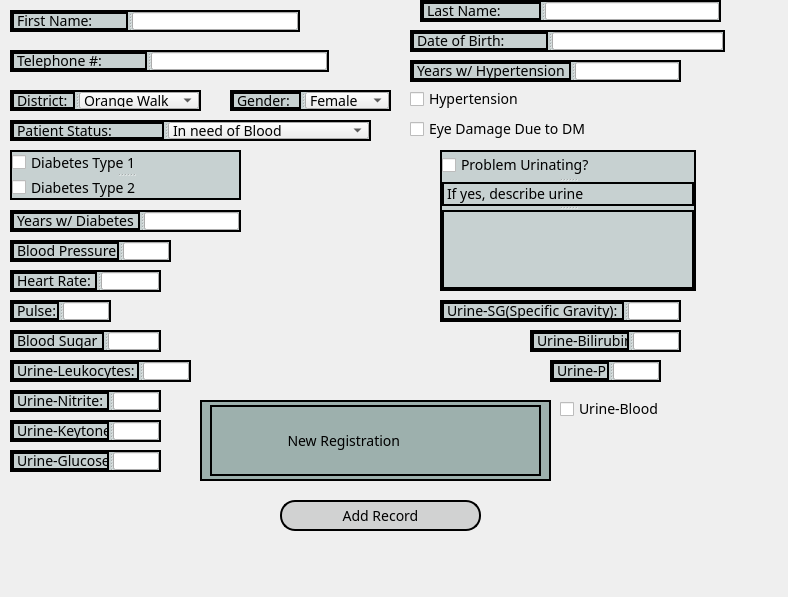
Before: the Qt Designer form NewRegistrationui.ui in Lurothero/KidneyAssociation, drawn with Qt 5.
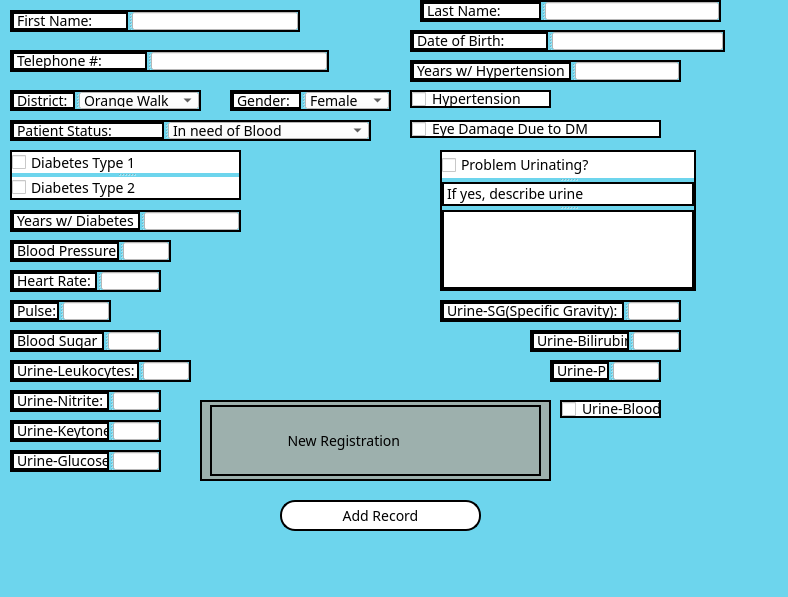
After: the same form once the commit is applied. Icons and pictures are not drawn.

Commit message: Changed color scheme

The edit to the form file:
```diff
--- a/NewRegistrationui.ui
+++ b/NewRegistrationui.ui
@@ -51,9 +51,7 @@
 }
 QWidget
 {
-   background-image: url(:/doctor.jpg);
-   background-attachment: fixed;
-   background-repeat: repeat;
+   background-color:   #6dd5ed;
 }</string>
   </property>
   <widget class="QSplitter" name="splitter">
@@ -69,11 +67,26 @@
     <enum>Qt::Horizontal</enum>
    </property>
    <widget class="QLabel" name="FNameLabel">
+    <property name="styleSheet">
+     <string notr="true">QLabel
+{
+    color: black;
+    background-color: white;
+}</string>
+    </property>
     <property name="text">
      <string>First Name:</string>
     </property>
    </widget>
-   <widget class="QLineEdit" name="FNameEdit"/>
+   <widget class="QLineEdit" name="FNameEdit">
+    <property name="styleSheet">
+     <string notr="true">QLineEdit
+{
+    color: black;
+    background-color: white;
+}</string>
+    </property>
+   </widget>
   </widget>
   <widget class="QSplitter" name="splitter_2">
    <property name="geometry">
@@ -88,11 +101,26 @@
     <enum>Qt::Horizontal</enum>
    </property>
    <widget class="QLabel" name="LNameLabel">
+    <property name="styleSheet">
+     <string notr="true">QLabel
+{
+    color: black;
+    background-color: white;
+}</string>
+    </property>
     <property name="text">
      <string>Last Name:</string>
     </property>
    </widget>
-   <widget class="QLineEdit" name="LNameEdit"/>
+   <widget class="QLineEdit" name="LNameEdit">
+    <property name="styleSheet">
+     <string notr="true">QLineEdit
+{
+    color: black;
+    background-color: white;
+}</string>
+    </property>
+   </widget>
   </widget>
   <widget class="QSplitter" name="splitter_3">
    <property name="geometry">
@@ -107,11 +135,26 @@
     <enum>Qt::Horizontal</enum>
    </property>
    <widget class="QLabel" name="label">
+    <property name="styleSheet">
+     <string notr="true">QLabel
+{
+    color: black;
+    background-color: white;
+}</string>
+    </property>
     <property name="text">
      <string>Telephone #:</string>
     </property>
    </widget>
-   <widget class="QLineEdit" name="lineEdit"/>
+   <widget class="QLineEdit" name="lineEdit">
+    <property name="styleSheet">
+     <string notr="true">QLineEdit
+{
+    color: black;
+    background-color: white;
+}</string>
+    </property>
+   </widget>
   </widget>
   <widget class="QSplitter" name="splitter_4">
    <property name="geometry">
@@ -126,11 +169,26 @@
     <enum>Qt::Horizontal</enum>
    </property>
    <widget class="QLabel" name="DOBLabel">
+    <property name="styleSheet">
+     <string notr="true">QLabel
+{
+    color: black;
+    background-color: white;
+}</string>
+    </property>
     <property name="text">
      <string>Date of Birth:</string>
     </property>
    </widget>
-   <widget class="QLineEdit" name="DOBEdit"/>
+   <widget class="QLineEdit" name="DOBEdit">
+    <property name="styleSheet">
+     <string notr="true">QLineEdit
+{
+    color: black;
+    background-color: white;
+}</string>
+    </property>
+   </widget>
   </widget>
   <widget class="QCheckBox" name="eyeDamageBox">
    <property name="geometry">
@@ -141,6 +199,14 @@
      <height>18</height>
     </rect>
    </property>
+   <property name="styleSheet">
+    <string notr="true">QCheckBox
+{
+    color: black;
+    background-color: white;
+    border: 2px solid black
+}</string>
+   </property>
    <property name="text">
     <string>Eye Damage Due to DM</string>
    </property>
@@ -154,6 +220,14 @@
      <height>18</height>
     </rect>
    </property>
+   <property name="styleSheet">
+    <string notr="true">QCheckBox
+{
+    color: black;
+    background-color: white;
+    border: 2px solid black
+}</string>
+   </property>
    <property name="text">
     <string>Hypertension</string>
    </property>
@@ -171,11 +245,26 @@
     <enum>Qt::Horizontal</enum>
    </property>
    <widget class="QLabel" name="label_5">
+    <property name="styleSheet">
+     <string notr="true">QLabel
+{
+    color: black;
+    background-color: white;
+}</string>
+    </property>
     <property name="text">
      <string>Pulse:</string>
     </property>
    </widget>
-   <widget class="QLineEdit" name="lineEdit_4"/>
+   <widget class="QLineEdit" name="lineEdit_4">
+    <property name="styleSheet">
+     <string notr="true">QLineEdit
+{
+    color: black;
+    background-color: white;
+}</string>
+    </property>
+   </widget>
   </widget>
   <widget class="QSplitter" name="splitter_15">
    <property name="geometry">
@@ -190,11 +279,26 @@
     <enum>Qt::Horizontal</enum>
    </property>
    <widget class="QLabel" name="label_6">
+    <property name="styleSheet">
+     <string notr="true">QLabel
+{
+    color: black;
+    background-color: white;
+}</string>
+    </property>
     <property name="text">
      <string>Blood Sugar</string>
     </property>
    </widget>
-   <widget class="QLineEdit" name="lineEdit_5"/>
+   <widget class="QLineEdit" name="lineEdit_5">
+    <property name="styleSheet">
+     <string notr="true">QLineEdit
+{
+    color: black;
+    background-color: white;
+}</string>
+    </property>
+   </widget>
   </widget>
   <widget class="QSplitter" name="splitter_16">
    <property name="geometry">
@@ -209,11 +313,26 @@
     <enum>Qt::Horizontal</enum>
    </property>
    <widget class="QLabel" name="label_7">
+    <property name="styleSheet">
+     <string notr="true">QLabel
+{
+    color: black;
+    background-color: white;
+}</string>
+    </property>
     <property name="text">
      <string>Urine-Leukocytes:</string>
     </property>
    </widget>
-   <widget class="QLineEdit" name="lineEdit_6"/>
+   <widget class="QLineEdit" name="lineEdit_6">
+    <property name="styleSheet">
+     <string notr="true">QLineEdit
+{
+    color: black;
+    background-color: white;
+}</string>
+    </property>
+   </widget>
   </widget>
   <widget class="QSplitter" name="splitter_17">
    <property name="geometry">
@@ -228,11 +347,26 @@
     <enum>Qt::Horizontal</enum>
    </property>
    <widget class="QLabel" name="label_8">
+    <property name="styleSheet">
+     <string notr="true">QLabel
+{
+    color: black;
+    background-color: white;
+}</string>
+    </property>
     <property name="text">
      <string>Urine-Nitrite:</string>
     </property>
    </widget>
-   <widget class="QLineEdit" name="lineEdit_7"/>
+   <widget class="QLineEdit" name="lineEdit_7">
+    <property name="styleSheet">
+     <string notr="true">QLineEdit
+{
+    color: black;
+    background-color: white;
+}</string>
+    </property>
+   </widget>
   </widget>
   <widget class="QSplitter" name="splitter_18">
    <property name="geometry">
@@ -247,11 +381,26 @@
     <enum>Qt::Horizontal</enum>
    </property>
    <widget class="QLabel" name="label_9">
+    <property name="styleSheet">
+     <string notr="true">QLabel
+{
+    color: black;
+    background-color: white;
+}</string>
+    </property>
     <property name="text">
      <string>Urine-SG(Specific Gravity):</string>
     </property>
    </widget>
-   <widget class="QLineEdit" name="lineEdit_8"/>
+   <widget class="QLineEdit" name="lineEdit_8">
+    <property name="styleSheet">
+     <string notr="true">QLineEdit
+{
+    color: black;
+    background-color: white;
+}</string>
+    </property>
+   </widget>
   </widget>
   <widget class="QSplitter" name="splitter_19">
    <property name="geometry">
@@ -266,11 +415,26 @@
     <enum>Qt::Horizontal</enum>
    </property>
    <widget class="QLabel" name="label_10">
+    <property name="styleSheet">
+     <string notr="true">QLabel
+{
+    color: black;
+    background-color: white;
+}</string>
+    </property>
     <property name="text">
      <string>Urine-Glucose:</string>
     </property>
    </widget>
-   <widget class="QLineEdit" name="lineEdit_9"/>
+   <widget class="QLineEdit" name="lineEdit_9">
+    <property name="styleSheet">
+     <string notr="true">QLineEdit
+{
+    color: black;
+    background-color: white;
+}</string>
+    </property>
+   </widget>
   </widget>
   <widget class="QSplitter" name="splitter_20">
    <property name="geometry">
@@ -285,11 +449,26 @@
     <enum>Qt::Horizontal</enum>
    </property>
    <widget class="QLabel" name="label_11">
+    <property name="styleSheet">
+     <string notr="true">QLabel
+{
+    color: black;
+    background-color: white;
+}</string>
+    </property>
     <property name="text">
      <string>Urine-Bilirubin</string>
     </property>
    </widget>
-   <widget class="QLineEdit" name="lineEdit_10"/>
+   <widget class="QLineEdit" name="lineEdit_10">
+    <property name="styleSheet">
+     <string notr="true">QLineEdit
+{
+    color: black;
+    background-color: white;
+}</string>
+    </property>
+   </widget>
   </widget>
   <widget class="QSplitter" name="splitter_21">
    <property name="geometry">
@@ -304,11 +483,26 @@
     <enum>Qt::Horizontal</enum>
    </property>
    <widget class="QLabel" name="label_12">
+    <property name="styleSheet">
+     <string notr="true">QLabel
+{
+    color: black;
+    background-color: white;
+}</string>
+    </property>
     <property name="text">
      <string>Urine-PH:</string>
     </property>
    </widget>
-   <widget class="QLineEdit" name="lineEdit_11"/>
+   <widget class="QLineEdit" name="lineEdit_11">
+    <property name="styleSheet">
+     <string notr="true">QLineEdit
+{
+    color: black;
+    background-color: white;
+}</string>
+    </property>
+   </widget>
   </widget>
   <widget class="QSplitter" name="splitter_22">
    <property name="geometry">
@@ -323,11 +517,26 @@
     <enum>Qt::Horizontal</enum>
    </property>
    <widget class="QLabel" name="label_13">
+    <property name="styleSheet">
+     <string notr="true">QLabel
+{
+    color: black;
+    background-color: white;
+}</string>
+    </property>
     <property name="text">
      <string>Urine-Keytones:</string>
     </property>
    </widget>
-   <widget class="QLineEdit" name="lineEdit_12"/>
+   <widget class="QLineEdit" name="lineEdit_12">
+    <property name="styleSheet">
+     <string notr="true">QLineEdit
+{
+    color: black;
+    background-color: white;
+}</string>
+    </property>
+   </widget>
   </widget>
   <widget class="QCheckBox" name="checkBox_3">
    <property name="geometry">
@@ -338,6 +547,14 @@
      <height>18</height>
     </rect>
    </property>
+   <property name="styleSheet">
+    <string notr="true">QCheckBox
+{
+    color: black;
+    background-color: white;
+    border: 2px solid black
+}</string>
+   </property>
    <property name="text">
     <string>Urine-Blood</string>
    </property>
@@ -351,6 +568,13 @@
      <height>31</height>
     </rect>
    </property>
+   <property name="styleSheet">
+    <string notr="true">QPushButton
+{
+    color: black;
+    background-color: white;
+}</string>
+   </property>
    <property name="text">
     <string>Add Record</string>
    </property>
@@ -403,11 +627,25 @@
     <enum>Qt::Horizontal</enum>
    </property>
    <widget class="QLabel" name="DistrictLabel">
+    <property name="styleSheet">
+     <string notr="true">QLabel
+{
+    color: black;
+    background-color: white;
+}</string>
+    </property>
     <property name="text">
      <string>District:</string>
     </property>
    </widget>
    <widget class="QComboBox" name="DistrictCombo">
+    <property name="styleSheet">
+     <string notr="true">QComboBox
+{
+    color: black;
+    background-color: white;
+}</string>
+    </property>
     <item>
      <property name="text">
       <string>Orange Walk</string>
@@ -458,11 +696,25 @@
     <enum>Qt::Horizontal</enum>
    </property>
    <widget class="QLabel" name="GenderLabel">
+    <property name="styleSheet">
+     <string notr="true">QLabel
+{
+    color: black;
+    background-color: white;
+}</string>
+    </property>
     <property name="text">
      <string>Gender:</string>
     </property>
    </widget>
    <widget class="QComboBox" name="GenderCombo">
+    <property name="styleSheet">
+     <string notr="true">QComboBox
+{
+    color: black;
+    background-color: white;
+}</string>
+    </property>
     <item>
      <property name="text">
       <string>Female</string>
@@ -488,11 +740,25 @@
     <enum>Qt::Horizontal</enum>
    </property>
    <widget class="QLabel" name="PatientLabel">
+    <property name="styleSheet">
+     <string notr="true">QLabel
+{
+    color: black;
+    background-color: white;
+}</string>
+    </property>
     <property name="text">
      <string>Patient Status:</string>
     </property>
    </widget>
    <widget class="QComboBox" name="PatientCombo">
+    <property name="styleSheet">
+     <string notr="true">QComboBox
+{
+    color: black;
+    background-color: white;
+}</string>
+    </property>
     <item>
      <property name="text">
       <string>In need of Blood</string>
@@ -528,11 +794,26 @@
     <enum>Qt::Horizontal</enum>
    </property>
    <widget class="QLabel" name="diabetesLabel">
+    <property name="styleSheet">
+     <string notr="true">QLabel
+{
+    color: black;
+    background-color: white;
+}</string>
+    </property>
     <property name="text">
      <string>Years w/ Diabetes</string>
     </property>
    </widget>
-   <widget class="QLineEdit" name="diabetesEdit"/>
+   <widget class="QLineEdit" name="diabetesEdit">
+    <property name="styleSheet">
+     <string notr="true">QLineEdit
+{
+    color: black;
+    background-color: white;
+}</string>
+    </property>
+   </widget>
   </widget>
   <widget class="QSplitter" name="splitter_9">
    <property name="geometry">
@@ -547,11 +828,25 @@
     <enum>Qt::Vertical</enum>
    </property>
    <widget class="QCheckBox" name="Type1Box">
+    <property name="styleSheet">
+     <string notr="true">QCheckBox
+{
+    color: black;
+    background-color: white;
+}</string>
+    </property>
     <property name="text">
      <string>Diabetes Type 1</string>
     </property>
    </widget>
    <widget class="QCheckBox" name="Type2Box">
+    <property name="styleSheet">
+     <string notr="true">QCheckBox
+{
+    color: black;
+    background-color: white;
+}</string>
+    </property>
     <property name="text">
      <string>Diabetes Type 2</string>
     </property>
@@ -570,11 +865,26 @@
     <enum>Qt::Horizontal</enum>
    </property>
    <widget class="QLabel" name="hyperLabel">
+    <property name="styleSheet">
+     <string notr="true">QLabel
+{
+    color: black;
+    background-color: white;
+}</string>
+    </property>
     <property name="text">
      <string>Years w/ Hypertension</string>
     </property>
    </widget>
-   <widget class="QLineEdit" name="hyperEdit"/>
+   <widget class="QLineEdit" name="hyperEdit">
+    <property name="styleSheet">
+     <string notr="true">QLineEdit
+{
+    color: black;
+    background-color: white;
+}</string>
+    </property>
+   </widget>
   </widget>
   <widget class="QSplitter" name="splitter_11">
    <property name="geometry">
@@ -589,16 +899,38 @@
     <enum>Qt::Vertical</enum>
    </property>
    <widget class="QCheckBox" name="checkBox_2">
+    <property name="styleSheet">
+     <string notr="true">QCheckBox
+{
+    color: black;
+    background-color: white;
+}</string>
+    </property>
     <property name="text">
      <string>Problem Urinating?</string>
     </property>
    </widget>
    <widget class="QLabel" name="label_3">
+    <property name="styleSheet">
+     <string notr="true">QLabel
+{
+    color: black;
+    background-color: white;
+}</string>
+    </property>
     <property name="text">
      <string>If yes, describe urine</string>
     </property>
    </widget>
-   <widget class="QTextEdit" name="textEdit"/>
+   <widget class="QTextEdit" name="textEdit">
+    <property name="styleSheet">
+     <string notr="true">QTextEdit
+{
+    color: black;
+    background-color: white;
+}</string>
+    </property>
+   </widget>
   </widget>
   <widget class="QSplitter" name="splitter_12">
    <property name="geometry">
@@ -613,11 +945,26 @@
     <enum>Qt::Horizontal</enum>
    </property>
    <widget class="QLabel" name="label_4">
+    <property name="styleSheet">
+     <string notr="true">QLabel
+{
+    color: black;
+    background-color: white;
+}</string>
+    </property>
     <property name="text">
      <string>Blood Pressure</string>
     </property>
    </widget>
-   <widget class="QLineEdit" name="lineEdit_3"/>
+   <widget class="QLineEdit" name="lineEdit_3">
+    <property name="styleSheet">
+     <string notr="true">QLineEdit
+{
+    color: black;
+    background-color: white;
+}</string>
+    </property>
+   </widget>
   </widget>
   <widget class="QSplitter" name="splitter_13">
    <property name="geometry">
@@ -632,11 +979,26 @@
     <enum>Qt::Horizontal</enum>
    </property>
    <widget class="QLabel" name="label_2">
+    <property name="styleSheet">
+     <string notr="true">QLabel
+{
+    color: black;
+    background-color: white;
+}</string>
+    </property>
     <property name="text">
      <string>Heart Rate:</string>
     </property>
    </widget>
-   <widget class="QLineEdit" name="lineEdit_2"/>
+   <widget class="QLineEdit" name="lineEdit_2">
+    <property name="styleSheet">
+     <string notr="true">QLineEdit
+{
+    color: black;
+    background-color: white;
+}</string>
+    </property>
+   </widget>
   </widget>
  </widget>
  <resources/>
```
The commit also changes 7 other files.
